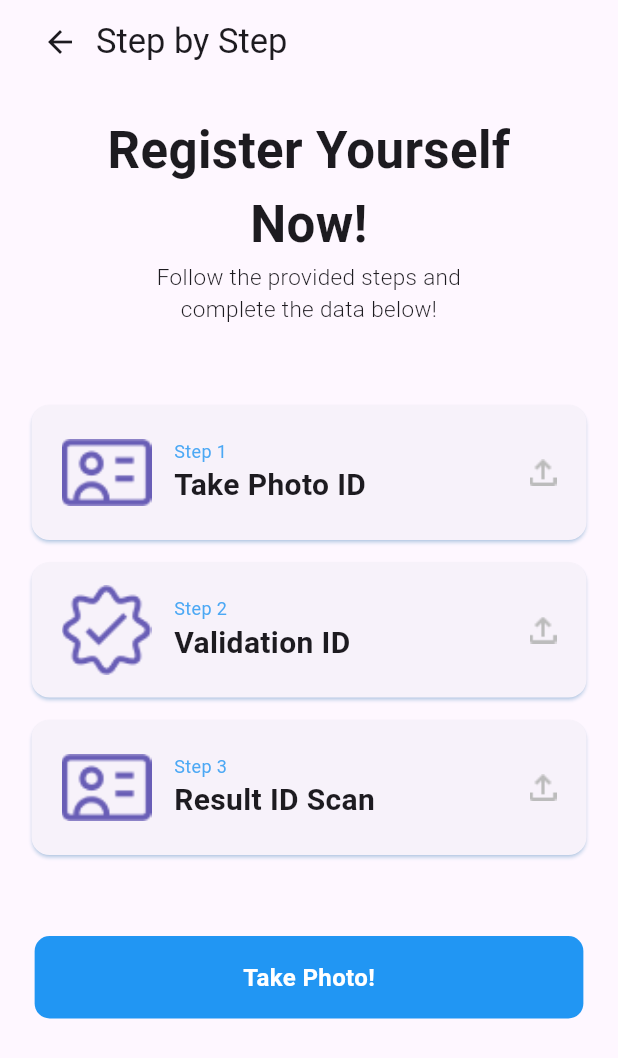
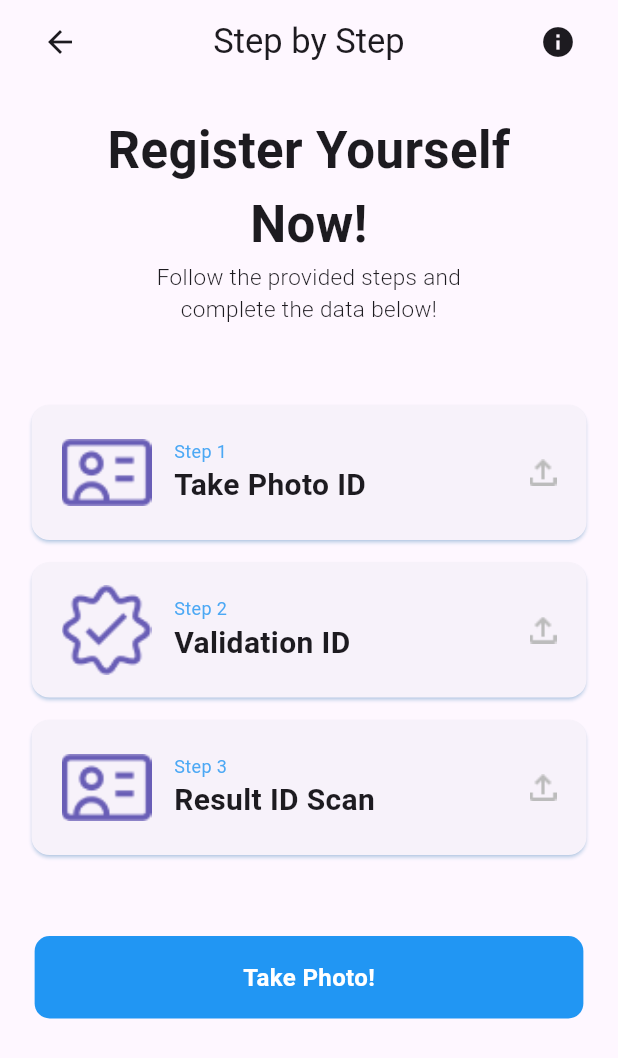
Before and after one commit to justhussh/Proyek-KTP, a Flutter app: the screen it shows after launch, after a tap on the "arrow forward" icon, after a tap on "Skip", after a tap on "SCAN", on a phone screen of 412 x 824 dp. Shown: the top 1058 px of the screen. Run offline on Flutter 3.47's test engine with Material 3 defaults, Android fonts, the phone set to English and light mode, and no system bars; our stand-ins replace flutter_spinkit, image_picker, salomon_bottom_bar; network calls fail.

Commit message:
new update

```diff
--- /dev/null
+++ b/lib/home.dart
@@ -0,0 +1,130 @@
+import 'package:flutter/material.dart';
+import 'package:proyek_ktp_3e/page/photo.dart';
+import 'package:proyek_ktp_3e/page/profile.dart';
+import 'package:proyek_ktp_3e/page/scan.dart';
+import 'package:proyek_ktp_3e/homepage.dart';
+import 'package:salomon_bottom_bar/salomon_bottom_bar.dart';
+
+
+class Home extends StatefulWidget {
+  const Home({super.key});
+
+  @override
+  State<Home> createState() => _Home();
+}
+
+class _Home extends State<Home> {
+
+  int index = 0;
+  final screens = [
+    HomePage(),
+    Scan(),
+    Scan(),
+  ];
+  var _currentIndex = 0;
+
+  @override
+  Widget build(BuildContext context) {
+    return MaterialApp(
+      debugShowCheckedModeBanner: false,
+      home: Scaffold(
+
+      floatingActionButtonLocation: FloatingActionButtonLocation.centerDocked,
+      floatingActionButton: Padding(
+        padding: EdgeInsets.only(top: 8.0), // Pergeseran ke bawah
+        child: Container(
+            width: 50.0, // Atur lebar tombol
+            height: 50.0, // Atur tinggi tombol
+            decoration: BoxDecoration(
+              border: Border.all(color: const Color.fromARGB(255, 255, 255, 255), width: 3, style: BorderStyle.solid),
+              borderRadius: BorderRadius.circular(19),
+              boxShadow: [
+                BoxShadow(
+                  color: Color.fromARGB(255, 181, 181, 181).withOpacity(0.5),
+                  spreadRadius: 1,
+                  blurRadius: 3,
+                  offset: Offset(0, 2.5), // posisi bayangan
+                ),
+              ],
+            ),
+            child: FloatingActionButton(
+              onPressed: () {
+                Navigator.push(
+                    context, MaterialPageRoute(builder: (context) => Photo()));
+              },
+              backgroundColor: Colors.red,
+              child: Icon(Icons.qr_code_scanner, color: Colors.white, size: 34),
+            ),
+          ),
+      ),
+
+      bottomNavigationBar: NavigationBarTheme(
+        data: NavigationBarThemeData(
+          indicatorColor: Color.fromARGB(0, 255, 0, 0),
+          labelTextStyle: MaterialStateProperty.all(
+            TextStyle(fontSize: 11.5, fontWeight: FontWeight.w500, height: -0.04),
+          ),
+          shadowColor: Colors.black
+        ),
+        child: NavigationBar(
+          onDestinationSelected:  (index) =>
+            setState(() => this.index = index),
+          height: 72,
+          selectedIndex: index,
+          backgroundColor: Color.fromARGB(255, 255, 255, 255),
+          destinations: [
+            Container(
+              margin: EdgeInsets.only(bottom: 20),
+              child: NavigationDestination(
+                  icon: Icon(Icons.home, size: 32),
+                  selectedIcon: Icon(Icons.home, size: 32, color: Colors.red,),
+                  label: 'Home',
+                ),
+            ),
+            Container(
+              alignment:Alignment.center,
+              margin: EdgeInsets.only(top: 14),
+              child: Text("Scan", style: TextStyle(fontSize:11.5,color:const Color.fromARGB(255, 0, 0, 0),fontWeight: FontWeight.w500))
+            ),
+            Container(
+              margin: EdgeInsets.only(bottom: 20),
+              child: NavigationDestination(
+                  icon: Icon(Icons.inbox, size: 32),
+                  label: 'Riwayat',
+                ),
+            ),
+          ],
+        ),
+      ),
+
+      body: screens[index],
+
+
+
+
+      ),
+    );
+  }
+
+  Widget _getPage(int index) {
+    switch (index) {
+      case 0:
+        return const HomePage();
+      case 1:
+        return const Profile();
+      default:
+        return const HomePage();
+    }
+  }
+
+  void _onItemTapped(BuildContext context, int index) {
+    setState(() {
+      _currentIndex = index;
+      Navigator.of(context).push(
+        MaterialPageRoute(
+          builder: (context) => _getPage(index),
+        ),
+      );
+    });
+  }
+}
--- a/lib/homepage.dart
+++ b/lib/homepage.dart
@@ -12,7 +12,15 @@ class HomePage extends StatefulWidget {
 }
 
 class _HomePageState extends State<HomePage> {
+
+  int index = 0;
+  final screens = [
+    HomePage(),
+    Scan(),
+    Scan(),
+  ];
   var _currentIndex = 0;
+
   @override
   Widget build(BuildContext context) {
     return MaterialApp(
@@ -28,7 +36,7 @@ class _HomePageState extends State<HomePage> {
                     crossAxisAlignment: CrossAxisAlignment.stretch,
                     children: [
                       Container(
-                        margin: const EdgeInsets.only(left: 12),
+                        margin: const EdgeInsets.only(left: 23, right: 18),
                         child: Row(
                           mainAxisAlignment: MainAxisAlignment.spaceBetween,
                           children: [
@@ -37,7 +45,7 @@ class _HomePageState extends State<HomePage> {
                                 ClipRRect(
                                   borderRadius: BorderRadius.circular(20),
                                   child: Image.network(
-                                    'https://www.greenscene.co.id/wp-content/uploads/2021/09/Sukuna.jpg',
+                                    'assets/killua.jpg',
                                     width: 60,
                                     height: 60,
                                     fit: BoxFit.cover,
@@ -81,8 +89,10 @@ class _HomePageState extends State<HomePage> {
                           ],
                         ),
                       ),
-                      Container(
-                        width: 345,
+                      Padding(
+                        padding: const EdgeInsets.only(left: 20, right: 20),
+                        child: Container(
+                          width: 325,
                           height: 200,
                           margin: const EdgeInsets.only(top: 18),
                           child: Card(
@@ -91,9 +101,9 @@ class _HomePageState extends State<HomePage> {
                               children: [
                                 Positioned.fill(
                                     child: ClipRRect(
-                                borderRadius: BorderRadius.circular(20),
+                                  borderRadius: BorderRadius.circular(15),
                                   child: Image.network(
-                                    'https://wallpaperaccess.com/full/1489205.jpg',
+                                      'assets/bg.png',
                                       fit: BoxFit.cover),
                                 )),
                                 Column(
@@ -131,10 +141,11 @@ class _HomePageState extends State<HomePage> {
                             ),
                           ),
                         ),
+                      ),
                       Container(
                         height: 90,
                         margin:
-                            const EdgeInsets.only(left: 10, right: 10, top: 25),
+                            const EdgeInsets.only(left: 20, right: 20, top: 20),
                         child: Card(
                           elevation: 1,
                           shadowColor: Colors.lightBlueAccent.withOpacity(0.8),
@@ -189,8 +200,8 @@ class _HomePageState extends State<HomePage> {
                         ),
                       ),
                       Container(
-                        margin: const EdgeInsets.symmetric(
-                            horizontal: 20, vertical: 5),
+                        margin: const EdgeInsets.only(
+                            top:25, left: 23, right: 23),
                         child: Row(
                           mainAxisAlignment: MainAxisAlignment.spaceBetween,
                           children: [
@@ -328,31 +339,126 @@ class _HomePageState extends State<HomePage> {
             ),
           ),
         ),
-        bottomNavigationBar: SalomonBottomBar(
-          currentIndex: _currentIndex,
-          onTap: (i) => _onItemTapped(context, i),
-          items: [
-            SalomonBottomBarItem(
-              icon: const Icon(Icons.home),
-              title: const Text("Home"),
-              selectedColor: Colors.purple,
-            ),
-            SalomonBottomBarItem(
-              icon: const Icon(Icons.person),
-              title: const Text("Profile"),
-              selectedColor: Colors.teal,
-            ),
-          ],
-        ),
-        floatingActionButton: FloatingActionButton(
-          onPressed: () {
-            Navigator.push(
-                context, MaterialPageRoute(builder: (context) => Photo()));
-          },
-          child: Icon(Icons.add),
-          backgroundColor: Colors.blue,
-        ),
-        floatingActionButtonLocation: FloatingActionButtonLocation.endFloat,
+
+
+
+      // //nabar
+      //   bottomNavigationBar: SalomonBottomBar(
+          // currentIndex: _currentIndex,
+          // onTap: (i) => _onItemTapped(context, i),
+          // items: [
+          //   SalomonBottomBarItem(
+          //     icon: const Icon(Icons.home),
+          //     title: const Text("Home"),
+          //     selectedColor: Colors.purple,
+          //   ),
+          //   SalomonBottomBarItem(
+          //     icon: const Icon(Icons.person),
+          //     title: const Text("Profile"),
+          //     selectedColor: Colors.teal,
+          //   ),
+          // ],
+      //   ),
+
+      //   //floating
+      //   floatingActionButton: FloatingActionButton(
+          // onPressed: () {
+          //   Navigator.push(
+          //       context, MaterialPageRoute(builder: (context) => Photo()));
+          // },
+      //     child: Icon(Icons.add),
+      //     backgroundColor: Colors.blue,
+      //   ),
+
+      //   floatingActionButtonLocation: FloatingActionButtonLocation.endFloat,
+
+      // floatingActionButtonLocation: FloatingActionButtonLocation.centerDocked,
+      // floatingActionButton: Padding(
+      //   padding: EdgeInsets.only(top: 8.0), // Pergeseran ke bawah
+      //   child: Container(
+      //       width: 50.0, // Atur lebar tombol
+      //       height: 50.0, // Atur tinggi tombol
+      //       decoration: BoxDecoration(
+      //         border: Border.all(color: const Color.fromARGB(255, 255, 255, 255), width: 3, style: BorderStyle.solid),
+      //         borderRadius: BorderRadius.circular(19),
+      //         boxShadow: [
+      //           BoxShadow(
+      //             color: Color.fromARGB(255, 181, 181, 181).withOpacity(0.5),
+      //             spreadRadius: 1,
+      //             blurRadius: 3,
+      //             offset: Offset(0, 2.5), // posisi bayangan
+      //           ),
+      //         ],
+      //       ),
+      //       child: FloatingActionButton(
+      //         onPressed: () {
+      //           Navigator.push(
+      //               context, MaterialPageRoute(builder: (context) => Photo()));
+      //         },
+      //         backgroundColor: Colors.red,
+      //         child: Icon(Icons.qr_code_scanner, color: Colors.white, size: 34),
+      //       ),
+      //     ),
+      // ),
+
+      // bottomNavigationBar: NavigationBarTheme(
+      //   data: NavigationBarThemeData(
+      //     indicatorColor: Color.fromARGB(0, 255, 0, 0),
+      //     labelTextStyle: MaterialStateProperty.all(
+      //       TextStyle(fontSize: 11.5, fontWeight: FontWeight.w500, height: -0.04),
+      //     ),
+      //     shadowColor: Colors.black
+      //   ),
+      //   child: NavigationBar(
+      //     // currentIndex: _currentIndex,
+      //     // onTap: (i) => _onItemTapped(context, i),
+      //     // items: [
+
+      //     //   SalomonBottomBarItem(
+      //     //     icon: const Icon(Icons.home),
+      //     //     title: const Text("Home"),
+      //     //     selectedColor: Colors.purple,
+      //     //   ),
+      //     //   SalomonBottomBarItem(
+      //     //     icon: const Icon(Icons.person),
+      //     //     title: const Text("Profile"),
+      //     //     selectedColor: Colors.teal,
+      //     //   ),
+      //     // ],
+
+      //     onDestinationSelected:  (index) =>
+      //       setState(() => this.index = index),
+      //     height: 72,
+      //     selectedIndex: index,
+      //     backgroundColor: Color.fromARGB(255, 255, 255, 255),
+      //     destinations: [
+      //       Container(
+      //         margin: EdgeInsets.only(bottom: 20),
+      //         child: NavigationDestination(
+      //             icon: Icon(Icons.home, size: 32),
+      //             selectedIcon: Icon(Icons.home, size: 32, color: Colors.red,),
+      //             label: 'Home',
+      //           ),
+      //       ),
+      //       Container(
+      //         alignment:Alignment.center,
+      //         margin: EdgeInsets.only(top: 14),
+      //         child: Text("Scan", style: TextStyle(fontSize:11.5,color:const Color.fromARGB(255, 0, 0, 0),fontWeight: FontWeight.w500))
+      //       ),
+      //       Container(
+      //         margin: EdgeInsets.only(bottom: 20),
+      //         child: NavigationDestination(
+      //             icon: Icon(Icons.inbox, size: 32),
+      //             label: 'Riwayat',
+      //           ),
+      //       ),
+      //     ],
+      //   ),
+      // ),
+
+
+
+
       ),
     );
   }
--- a/lib/page/launch_screen2.dart
+++ b/lib/page/launch_screen2.dart
@@ -2,6 +2,7 @@ import 'package:flutter/material.dart';
 import 'package:flutter/rendering.dart';
 import 'package:flutter/services.dart';
 import 'package:proyek_ktp_3e/homepage.dart';
+import 'package:proyek_ktp_3e/home.dart';
 import 'package:proyek_ktp_3e/page/login.dart';
 // import 'package:carousel_slider/carousel_slider.dart';
 
@@ -77,11 +78,12 @@ class LaunchScreen2Ktp extends State<LaunchScreen2Page> {
                     style: TextButton.styleFrom(
                       textStyle: const TextStyle(
                         fontSize: 20,
+                        color: Colors.red
                       ),
                     ),
                     onPressed: () {
                       Navigator.push(context,
-                          MaterialPageRoute(builder: (context) => HomePage()));
+                          MaterialPageRoute(builder: (context) => Home()));
                     },
                     child: Container(
                       margin: EdgeInsets.only(right: 20),
--- a/lib/page/login.dart
+++ b/lib/page/login.dart
@@ -1,5 +1,6 @@
 import 'package:flutter/material.dart';
 import 'package:proyek_ktp_3e/homepage.dart';
+import 'package:proyek_ktp_3e/home.dart';
 import 'package:proyek_ktp_3e/page/register.dart';
 import 'package:http/http.dart';
 
@@ -123,7 +124,7 @@ class _LoginScreenState extends State<LoginScreen> {
                             Navigator.push(
                                 context,
                                 MaterialPageRoute(
-                                    builder: (context) => HomePage()));
+                                    builder: (context) => Home()));
                           },
                           child: const Text(
                             'Login',
--- a/lib/page/photo.dart
+++ b/lib/page/photo.dart
@@ -1,3 +1,4 @@
+import 'dart:convert';
 import 'dart:io';
 import 'package:flutter/material.dart';
 import 'package:image_picker/image_picker.dart';
@@ -90,7 +91,7 @@ class _PhotoState extends State<Photo> {
           GestureDetector(
             onTap: () async{
               final bb = await get(Uri.parse("http://192.168.69.11:5000"));
-              print(bb);
+              print(json.decode(bb.body));
             },
             child: Container(
               padding:
--- a/lib/page/scan.dart
+++ b/lib/page/scan.dart
@@ -1,4 +1,5 @@
 import 'package:flutter/material.dart';
+import 'package:proyek_ktp_3e/home.dart';
 import 'package:proyek_ktp_3e/homepage.dart';
 import 'package:proyek_ktp_3e/page/photo.dart';
 
@@ -17,21 +18,35 @@ class _ScanState extends State<Scan> {
       home: Scaffold(
         appBar: AppBar(
             title: Row(
-          mainAxisAlignment: MainAxisAlignment.start,
+              mainAxisAlignment: MainAxisAlignment.spaceBetween,
               children: [
-            IconButton(
+                Container(
+                  alignment: Alignment.topLeft,
+                  child: IconButton(
                     icon: const Icon(Icons.arrow_back),
                     onPressed: () {
                       Navigator.push(
                           context,
                           MaterialPageRoute(
                               builder: (context) =>
-                            const HomePage())); // Navigate back to the previous screen
+                                  const Home())); // Navigate back to the previous screen
                     },
                   ),
-            const Text(
+                ),
+                Container(
+                  alignment: Alignment.topLeft,
+                  child: const Text(
                     'Step by Step',
                     style: TextStyle(fontSize: 23),
+                  ),
+                ),
+                Container(
+                  alignment: Alignment.topLeft,
+                  child: IconButton(
+                    icon: const Icon(Icons.info),
+                    onPressed: () {
+                    },
+                  ),
                 ),
               ],
         )),
```
Also changed, not shown: assets/bg.png (added), assets/killua.jpg (added). Lines whose indentation alone changed are shown as unchanged.
